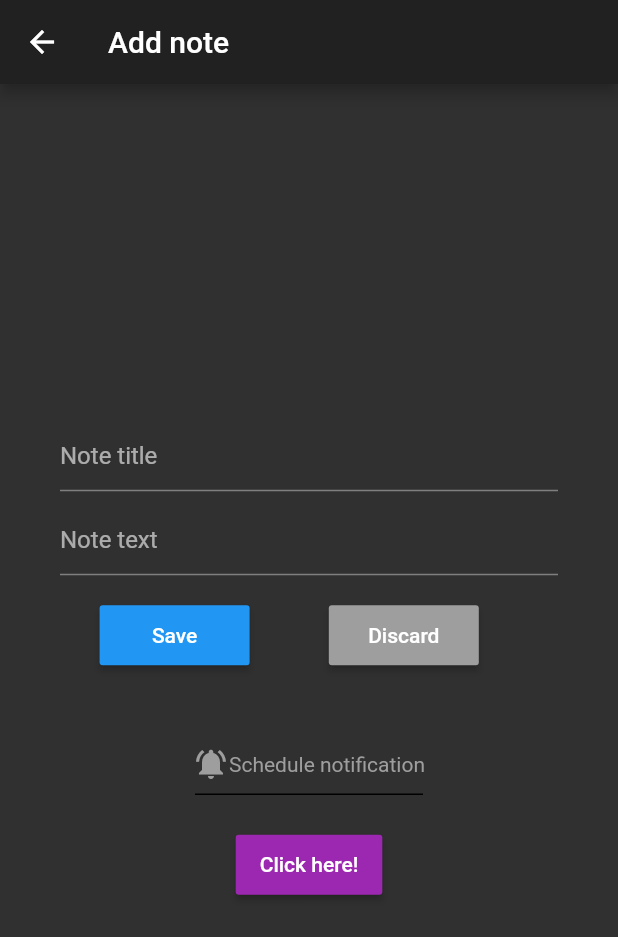
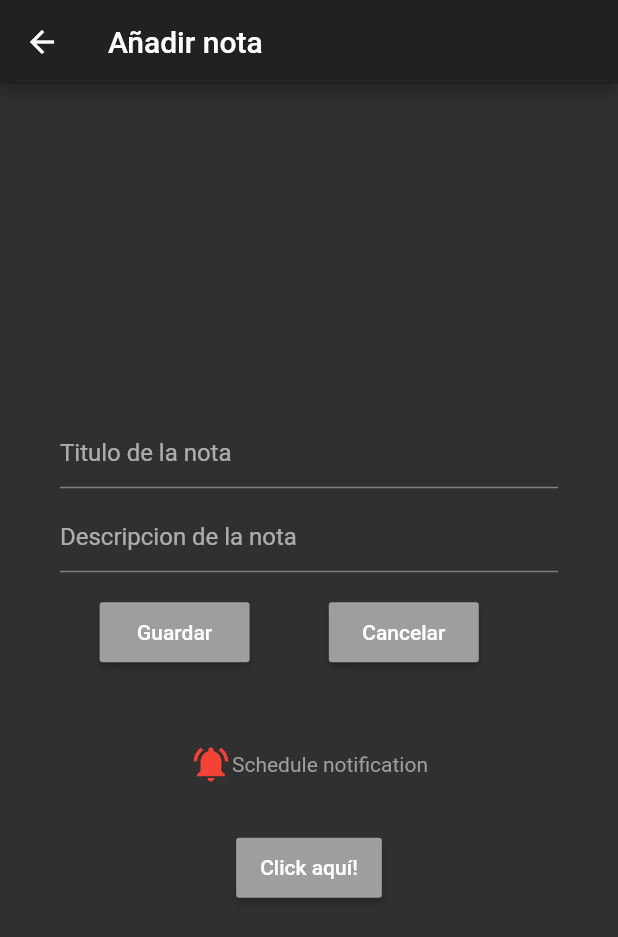
Before and after one commit to Dianamarlen12/Notificaciones_Locales, a Flutter app: the NoteList screen opened directly, after a tap on the "add" icon, on a phone screen of 412 x 824 dp. Shown: the top 937 px of the screen. Run offline on Flutter 3.47's test engine with Material 2 defaults, Android fonts, the phone set to English and light mode, and no system bars; our stand-ins replace flutter_datetime_picker, flutter_local_notifications, fluttertoast, shared_preferences, sqflite; accounts and stored records are empty; network calls fail.

Commit message:
Archivos correctos

```diff
--- a/lib/note.dart
+++ b/lib/note.dart
@@ -54,7 +54,9 @@ class NoteState extends State<Note> {
     print(time.toString());
 
     var androidPlatformChannelSpecifics = AndroidNotificationDetails(
-      'channel_id', 'channel_name', 'channel_description',
+      'channel_id',
+      'channel_name',
+      'channel_description',
     );
 
     var IOSPlatformChannelSpecifics = IOSNotificationDetails();
@@ -70,7 +72,7 @@ class NoteState extends State<Note> {
         widget.note['title'],
         widget.note['text'],
         time,
-        platformChannelSpecifics, payload: 'Hello from my data');
+        platformChannelSpecifics, payload: 'Hola');
     //Ver la hora programada
     Fluttertoast.showToast(
       msg: "Scheduled at time ${time.hour} : ${time.minute} : ${time.second} ",
@@ -141,7 +143,7 @@ class NoteState extends State<Note> {
     return Scaffold(
       appBar: AppBar(
         title: Text(
-            widget.noteMode == NoteMode.Adding ? 'Add note' : 'Edit note'
+            widget.noteMode == NoteMode.Adding ? 'Añadir nota' : 'Editar nota'
         ),
       ),
       body: Padding(
@@ -152,21 +154,21 @@ class NoteState extends State<Note> {
             TextField(
               controller: _titleController,
               decoration: InputDecoration(
-                  hintText: 'Note title'
+                  hintText: 'Titulo de la nota'
               ),
             ),
             Container(height: 8,),
             TextField(
               controller: _textController,
               decoration: InputDecoration(
-                  hintText: 'Note text'
+                  hintText: 'Descripcion de la nota'
               ),
             ),
             Container(height: 16.0,),
             Row(
               mainAxisAlignment: MainAxisAlignment.spaceEvenly,
               children: <Widget>[
-                _NoteButton('Save', Colors.blue, () {
+                _NoteButton('Guardar', Colors.grey, () {
                   final title = _titleController.text;
                   final text = _textController.text;
 
@@ -185,13 +187,13 @@ class NoteState extends State<Note> {
                   Navigator.pop(context);
                 }),
                 Container(height: 16.0,),
-                _NoteButton('Discard', Colors.grey, () {
+                _NoteButton('Cancelar', Colors.grey, () {
                   Navigator.pop(context);
                 }),
                 widget.noteMode == NoteMode.Editing ?
                 Padding(
                   padding: const EdgeInsets.only(left: 8.0),
-                  child: _NoteButton('Delete', Colors.red, () async {
+                  child: _NoteButton('Eliminar', Colors.grey, () async {
                     await NoteProvider.deleteNote(widget.note['id']);
                     Navigator.pop(context);
                   }),
@@ -205,17 +207,13 @@ class NoteState extends State<Note> {
               children: <Widget>[
                 Icon(
                   Icons.notifications_active,
-                  color: Colors.grey,
-                  size: 24.0,
+                  color: Colors.red,
+                  size: 28.0,
                 ),
                 Text('Schedule notification', style: TextStyle(color: Colors.grey),)
               ],
             ),
-            new Divider(
-                color: Colors.black,
-                indent: 90,
-                endIndent: 90,
-                thickness: 1.0),
+            Text(""),
             Container(height: 15.0),
             Row(
               mainAxisAlignment: MainAxisAlignment.spaceEvenly,
@@ -240,12 +238,12 @@ class NoteState extends State<Note> {
                               date.millisecondsSinceEpoch)
                       );
                     }, currentTime: DateTime.now(), locale: LocaleType.es);},
-                  child: Text('Click here!',
+                  child: Text('Click aquí!',
                     style: TextStyle(color: Colors.white),
                   ),
                   height: 40,
                   minWidth: 80,
-                  color: Colors.purple,
+                  color: Colors.grey,
                 ),
               ],
             ),
--- a/lib/notification.dart
+++ b/lib/notification.dart
@@ -14,8 +14,8 @@ class NoteListState extends State<NoteList> {
   Widget build(BuildContext context) {
     return Scaffold(
       appBar: AppBar(
-        title: Text('Notes'),
-        backgroundColor: Colors.blue[800],
+        title: Text('Notas', style: TextStyle(color: Colors.white)),
+        backgroundColor: Colors.black,
       ),
       body: FutureBuilder(
         future: NoteProvider.getNoteList(),
@@ -47,7 +47,7 @@ class NoteListState extends State<NoteList> {
                                     decoration: new BoxDecoration(
                                         borderRadius:
                                         new BorderRadius.circular(10.0),
-                                        color: Colors.grey[300]),
+                                        color: Colors.green[300]),
                                     child: new Column(
                                       mainAxisAlignment: MainAxisAlignment.start,
                                       children: <Widget>[
@@ -78,7 +78,7 @@ class NoteListState extends State<NoteList> {
         },
       ),
       floatingActionButton: FloatingActionButton(
-        backgroundColor: Colors.blue[800],
+        backgroundColor: Colors.black,
         onPressed: () {
           Navigator.push(
               context,
```
Also changed, not shown: lib/main.dart (indentation only).
